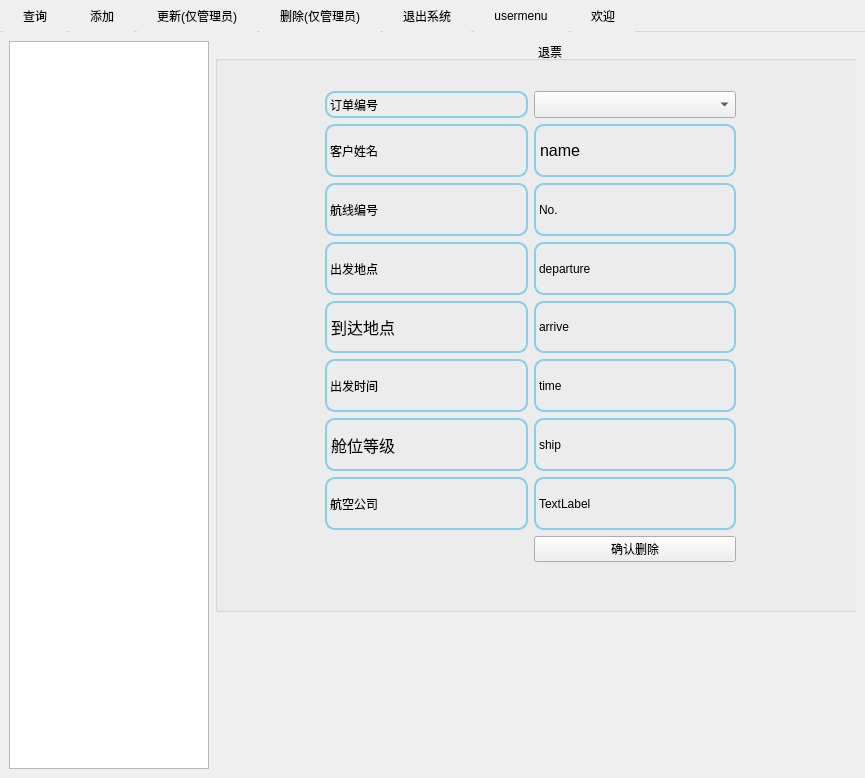
Above: MainWindow/flightmanager.ui from Greenhandyanjx/316new_flight before the change. Below: the same form after it.
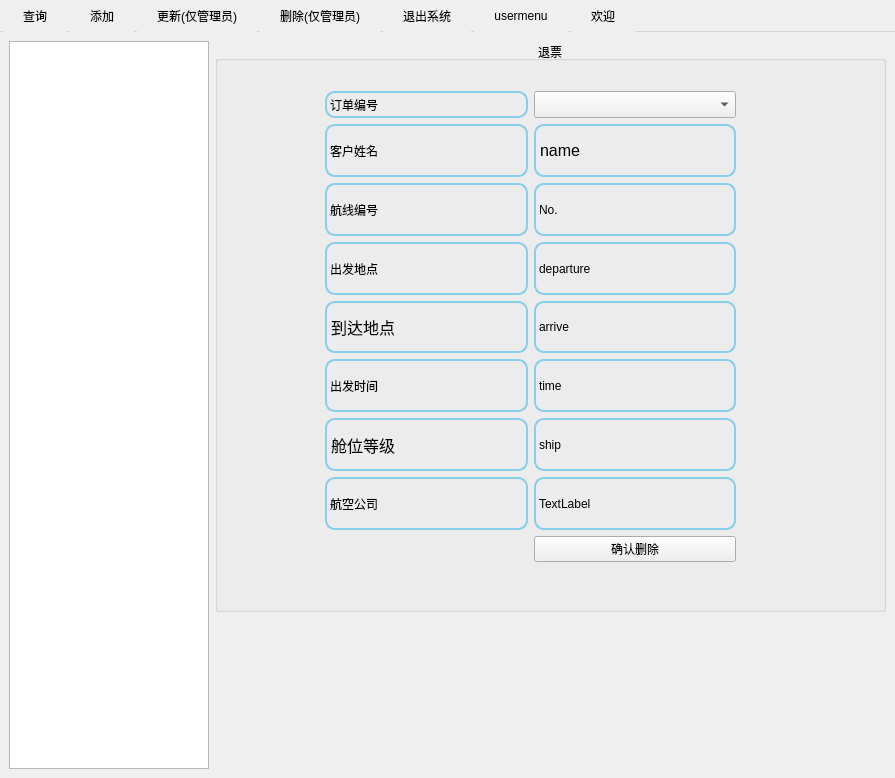
That is the form after the change. The open tabs and pages were chosen to show the change. Icons and pictures are not drawn.

```diff
--- a/MainWindow/flightmanager.ui
+++ b/MainWindow/flightmanager.ui
@@ -6,8 +6,8 @@
    <rect>
     <x>0</x>
     <y>0</y>
-    <width>865</width>
-    <height>652</height>
+    <width>895</width>
+    <height>705</height>
    </rect>
   </property>
   <property name="windowTitle">
@@ -2500,7 +2500,7 @@
     <rect>
      <x>0</x>
      <y>0</y>
-     <width>865</width>
+     <width>895</width>
      <height>34</height>
     </rect>
    </property>
```
Left out of the diff: 2 changed lines with no effect on the pictures.
